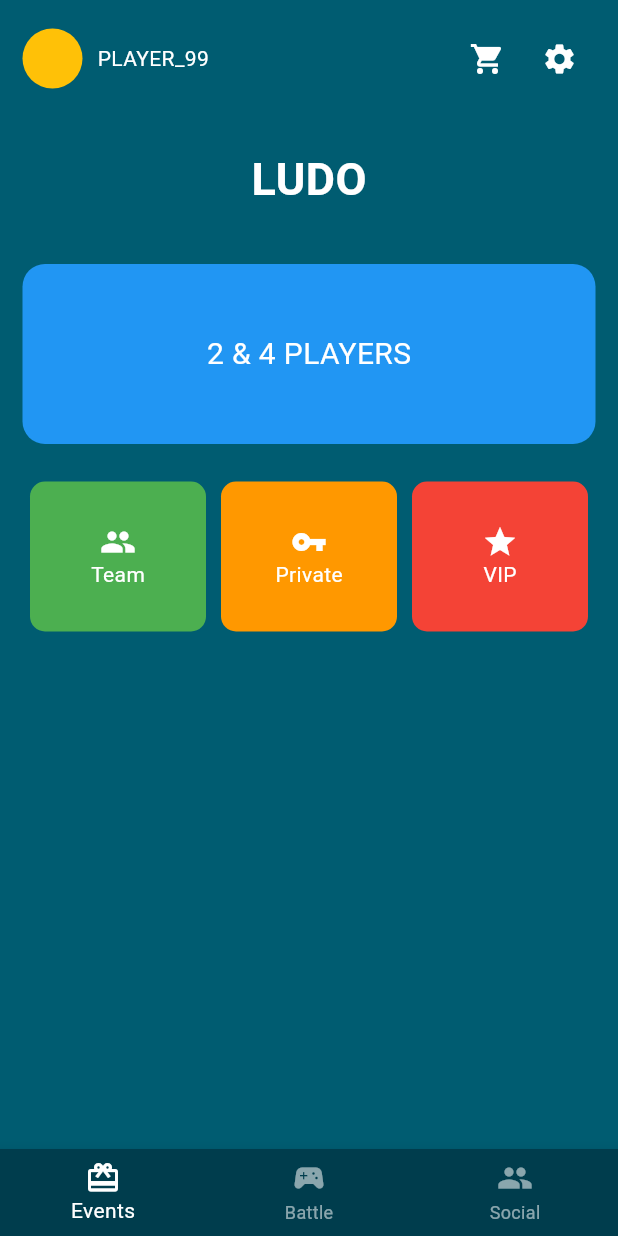
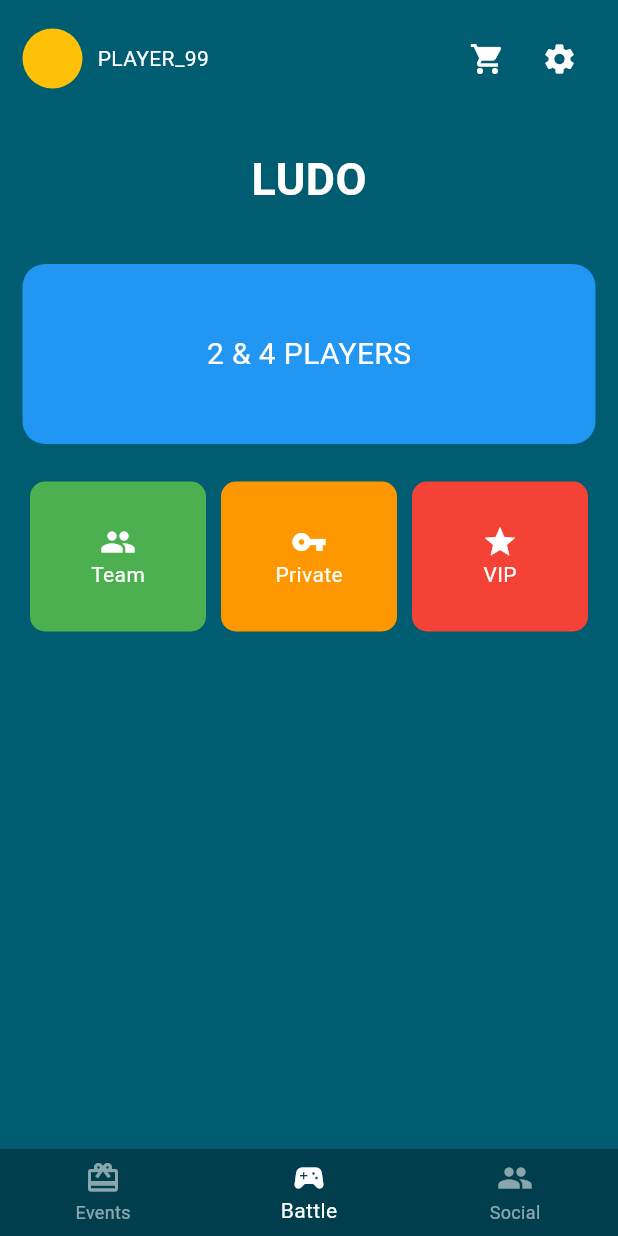
Before and after one commit to Roykk55/ludo_khela_hd, a Flutter app: the screen it shows after launch, on a phone screen of 412 x 824 dp. Run offline on Flutter 3.47's test engine with Material 3 defaults, Android fonts, the light colour scheme and no system bars.

Commit message:
Update main.dart

```diff
--- a/lib/main.dart
+++ b/lib/main.dart
@@ -1,23 +1,55 @@
 import 'package:flutter/material.dart';
 
-void main() => runApp(MaterialApp(debugShowCheckedModeBanner: false, home: LudoHomeScreen()));
+void main() => runApp(MaterialApp(debugShowCheckedModeBanner: false, home: MainNavigationScreen()));
+
+class MainNavigationScreen extends StatefulWidget {
+  @override
+  _MainNavigationScreenState createState() => _MainNavigationScreenState();
+}
+
+class _MainNavigationScreenState extends State<MainNavigationScreen> {
+  int _currentIndex = 1; // ডিফল্টভাবে 'Battle' (LudoHomeScreen) সিলেক্ট থাকবে
+
+  final List<Widget> _pages = [
+    Center(child: Text("Events Page", style: TextStyle(color: Colors.white, fontSize: 24))),
+    LudoHomeScreen(),
+    Center(child: Text("Social Page", style: TextStyle(color: Colors.white, fontSize: 24))),
+  ];
+
+  @override
+  Widget build(BuildContext context) {
+    return Scaffold(
+      backgroundColor: Color(0xFF005C71),
+      body: _pages[_currentIndex],
+      bottomNavigationBar: BottomNavigationBar(
+        currentIndex: _currentIndex,
+        onTap: (index) => setState(() => _currentIndex = index),
+        backgroundColor: Color(0xFF003D4D),
+        selectedItemColor: Colors.white,
+        unselectedItemColor: Colors.white54,
+        items: [
+          BottomNavigationBarItem(icon: Icon(Icons.card_giftcard), label: "Events"),
+          BottomNavigationBarItem(icon: Icon(Icons.sports_esports), label: "Battle"),
+          BottomNavigationBarItem(icon: Icon(Icons.people), label: "Social"),
+        ],
+      ),
+    );
+  }
+}
 
 class LudoHomeScreen extends StatelessWidget {
   @override
   Widget build(BuildContext context) {
-    return Scaffold(
-      backgroundColor: Color(0xFF005C71),
-      body: SafeArea(
+    return SafeArea(
       child: Column(
         children: [
           _buildHeader(context),
           Padding(padding: EdgeInsets.symmetric(vertical: 20), child: Text("LUDO", style: TextStyle(fontSize: 30, color: Colors.white, fontWeight: FontWeight.bold))),
-
           Expanded(
             child: ListView(
               padding: EdgeInsets.all(15),
               children: [
-                  _buildMainButton(context), // এখানে 2&4 প্লেয়ার গেমপ্লে থাকবে
+                _buildMainButton(context),
                 SizedBox(height: 20),
                 Row(
                   children: [
@@ -29,9 +61,7 @@ class LudoHomeScreen extends StatelessWidget {
               ],
             ),
           ),
-            _buildBottomNav(),
         ],
-        ),
       ),
     );
   }
@@ -48,7 +78,6 @@ class LudoHomeScreen extends StatelessWidget {
     ])
   );
 
-  // মূল গেমে ঢোকার বাটন
   Widget _buildMainButton(BuildContext context) => GestureDetector(
     onTap: () => Navigator.push(context, MaterialPageRoute(builder: (_) => GameModeSelectionPage(mode: "2 & 4 PLAYERS"))),
     child: Container(height: 120, width: double.infinity, decoration: BoxDecoration(color: Colors.blue, borderRadius: BorderRadius.circular(15)), child: Center(child: Text("2 & 4 PLAYERS", style: TextStyle(color: Colors.white, fontSize: 20)))),
@@ -58,33 +87,15 @@ class LudoHomeScreen extends StatelessWidget {
     onTap: () => Navigator.push(context, MaterialPageRoute(builder: (_) => page)),
     child: Container(margin: EdgeInsets.all(5), height: 100, decoration: BoxDecoration(color: color, borderRadius: BorderRadius.circular(10)), child: Column(mainAxisAlignment: MainAxisAlignment.center, children: [Icon(icon, color: Colors.white), Text(title, style: TextStyle(color: Colors.white))])),
   );
-
-  Widget _buildBottomNav() => BottomNavigationBar(backgroundColor: Color(0xFF003D4D), selectedItemColor: Colors.white, unselectedItemColor: Colors.white54, items: [BottomNavigationBarItem(icon: Icon(Icons.card_giftcard), label: "Events"), BottomNavigationBarItem(icon: Icon(Icons.sports_esports), label: "Battle"), BottomNavigationBarItem(icon: Icon(Icons.people), label: "Social")]);
 }
 
-// নতুন মাস্টার মোড সিলেকশন পেজ (স্ক্রিনশটের স্টাইলে)
 class GameModeSelectionPage extends StatelessWidget {
   final String mode;
   GameModeSelectionPage({required this.mode});
-
   @override
-  Widget build(BuildContext context) {
-    return Scaffold(
-      backgroundColor: Color(0xFF005C71),
-      appBar: AppBar(title: Text(mode), backgroundColor: Color(0xFF003D4D)),
-      body: Column(
-        children: [
-          Padding(padding: EdgeInsets.all(20), child: Text("Select Mode", style: TextStyle(color: Colors.white, fontSize: 20))),
-          Wrap(children: ["Classic", "Master", "Quick", "Magic"].map((m) => Container(margin: EdgeInsets.all(10), padding: EdgeInsets.all(20), color: Colors.white24, child: Text(m, style: TextStyle(color: Colors.white)))).toList()),
-          Spacer(),
-          Padding(padding: EdgeInsets.all(20), child: ElevatedButton(onPressed: () {}, child: Text("START GAME"), style: ElevatedButton.styleFrom(minimumSize: Size(double.infinity, 50)))),
-        ],
-      ),
-    );
-  }
+  Widget build(BuildContext context) => Scaffold(backgroundColor: Color(0xFF005C71), appBar: AppBar(title: Text(mode), backgroundColor: Color(0xFF003D4D)), body: Column(children: [Padding(padding: EdgeInsets.all(20), child: Text("Select Mode", style: TextStyle(color: Colors.white, fontSize: 20))), Wrap(children: ["Classic", "Master", "Quick", "Magic"].map((m) => Container(margin: EdgeInsets.all(10), padding: EdgeInsets.all(20), color: Colors.white24, child: Text(m, style: TextStyle(color: Colors.white)))).toList()), Spacer(), Padding(padding: EdgeInsets.all(20), child: ElevatedButton(onPressed: () {}, child: Text("START GAME"), style: ElevatedButton.styleFrom(minimumSize: Size(double.infinity, 50))))]));
 }
 
-// আগের পেজগুলো (অপরিবর্তিত)
 class ProfilePage extends StatelessWidget { @override Widget build(BuildContext context) => Scaffold(appBar: AppBar(title: Text("Profile")), body: Center(child: Text("Profile Settings"))); }
 class StorePage extends StatelessWidget { @override Widget build(BuildContext context) => Scaffold(appBar: AppBar(title: Text("Shop")), body: Center(child: Text("Shop Active"))); }
 class SettingsPage extends StatelessWidget { @override Widget build(BuildContext context) => Scaffold(appBar: AppBar(title: Text("Settings")), body: Center(child: Text("Settings Active"))); }
```
Lines whose indentation alone changed are shown as unchanged.
